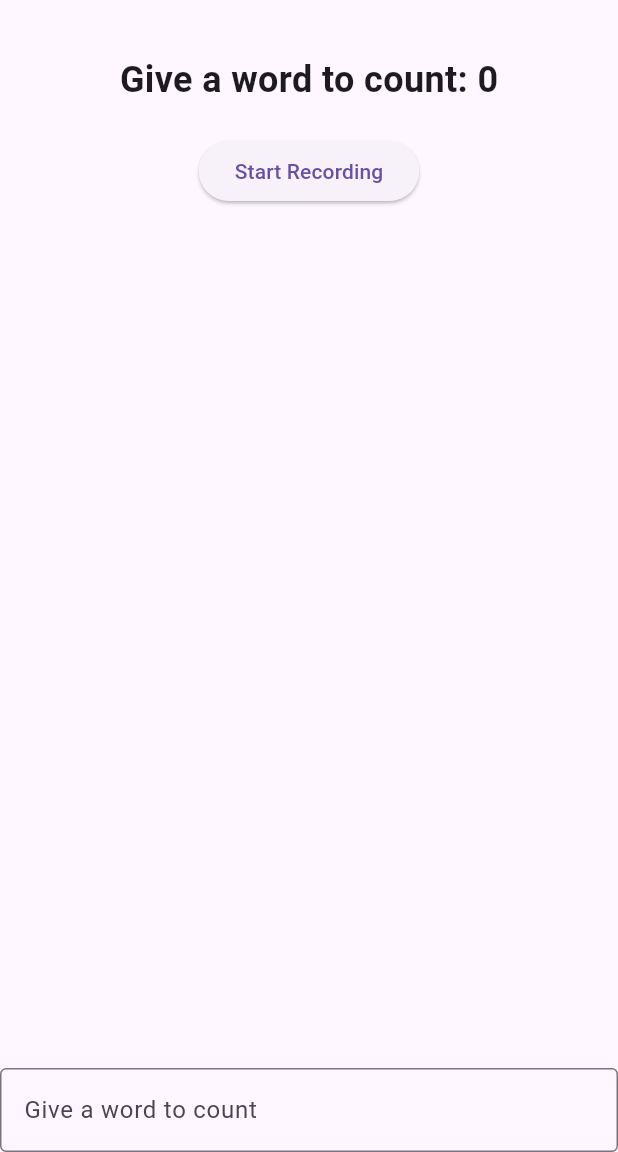
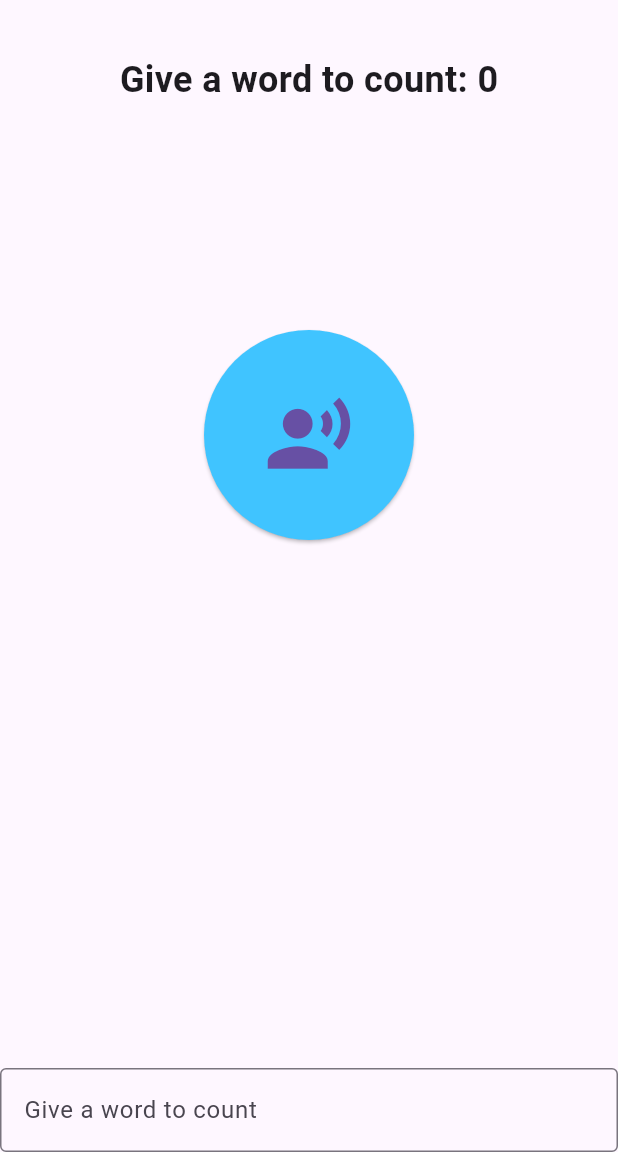
Before and after one commit to GregTheo-dev/Speech-Word-Counter-Tool, a Flutter app: the screen it shows after launch, on a phone screen of 412 x 824 dp, the part 84-1236 px from its top. Run offline on Flutter 3.47's test engine with Material 3 defaults, Android fonts, the phone set to English and light mode, and no system bars; our stand-ins replace permission_handler, speech_to_text.

Commit message:
Updated UI

```diff
--- a/lib/main.dart
+++ b/lib/main.dart
@@ -49,13 +49,15 @@ class _SpeechCounterState extends State<SpeechCounter> {
   void _startListening() async {
     if (!_isListening) {
       await _speech.listen(
+       localeId: "el_GR",
         onResult: (result) {
           setState(() {
             _text = result.recognizedWords.toLowerCase();
             wordCount = _text.split(RegExp(r'\b'+userInput+'\b')).length - 1;
           });
         },
-        listenMode: stt.ListenMode.dictation,
+       // listenMode: stt.ListenMode.dictation,
+       // SpeechListenOptions.listenMode,
       );
       setState(() => _isListening = true);
     }
@@ -101,10 +103,15 @@ class _SpeechCounterState extends State<SpeechCounter> {
               children: [
                 SizedBox(height: 20),
                 Text("$userInput count: $wordCount", style:  TextStyle(fontSize: 24, fontWeight: FontWeight.bold)),
-                SizedBox(height: 20),
+                SizedBox(height: 150),
                 ElevatedButton(
+                  style: ElevatedButton.styleFrom(
+                    backgroundColor: Colors.lightBlueAccent,
+                    shape: const CircleBorder(),
+                    padding: const EdgeInsets.all(40),
+                  ),
                   onPressed: _isListening ? _stopListening : _startListening,
-                  child: Text(_isListening ? "Stop" : "Start Recording"),
+                  child: const Icon(Icons.record_voice_over, size: 60,),
                 ),
               ],
             ),
```
